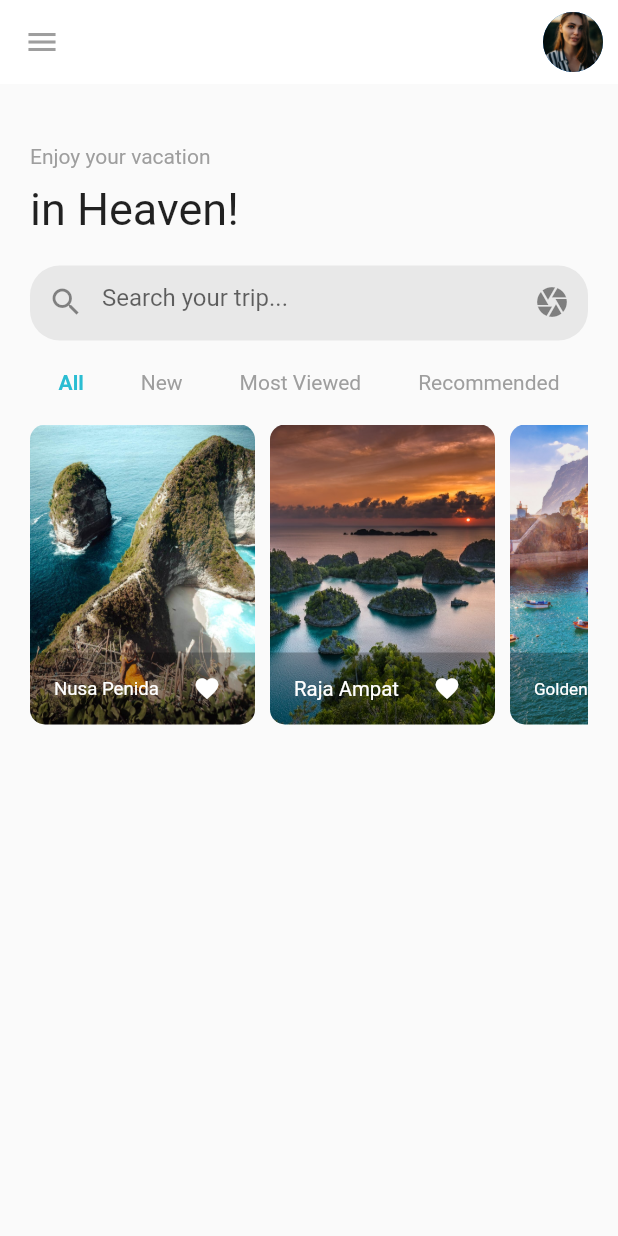
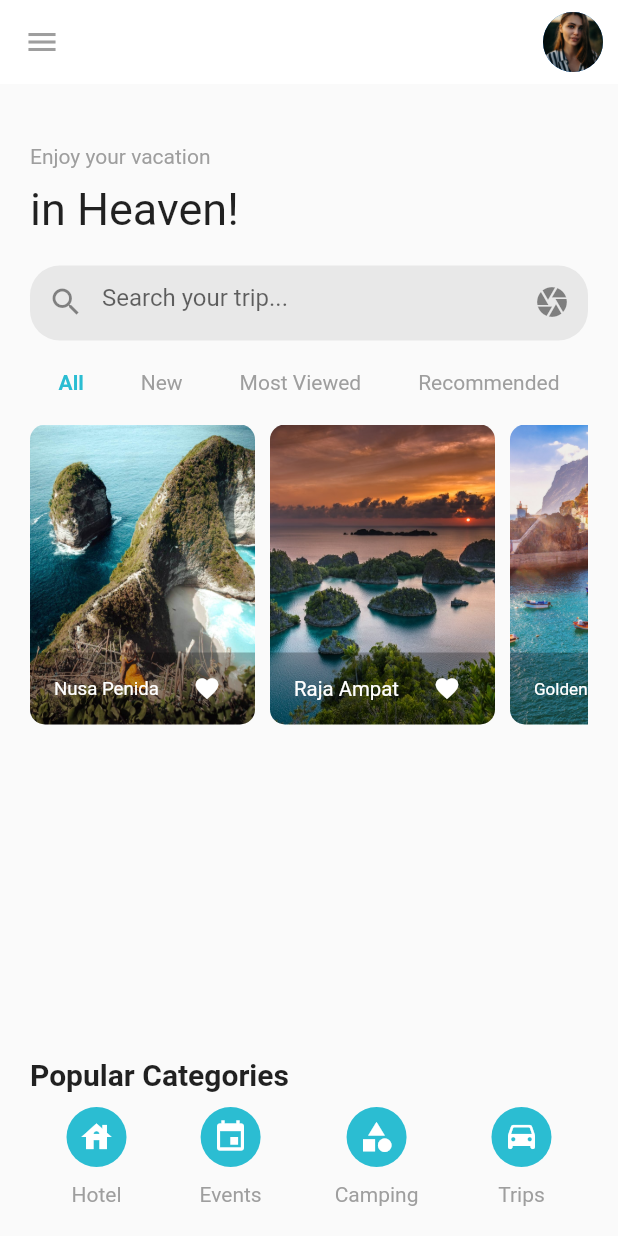
Before and after one commit to viraj-2393/travel-app-flutter, a Flutter app: the Home screen opened by its route, on a phone screen of 412 x 824 dp. Run offline on Flutter 3.47's test engine with Material 2 defaults, Android fonts, the phone set to English and light mode, and no system bars.

Commit message:
Footer added in home page

```diff
--- a/lib/home.dart
+++ b/lib/home.dart
@@ -26,7 +26,11 @@ class Home extends StatelessWidget{
       drawer: Drawer(),
       body: Container(
         padding: EdgeInsets.all(20),
-        child: Column(
+        child:Column(
+          crossAxisAlignment: CrossAxisAlignment.start,
+          mainAxisAlignment: MainAxisAlignment.spaceBetween,
+          children: [
+            Column(
               crossAxisAlignment: CrossAxisAlignment.start,
               children: [
                 Container(
@@ -99,6 +103,87 @@ class Home extends StatelessWidget{
 
               ],
             ),
+            Column(
+              crossAxisAlignment: CrossAxisAlignment.start,
+              children: [
+                Container(
+                  margin: EdgeInsets.only(top:20),
+                  child: const Text('Popular Categories',style: TextStyle(fontSize: 20,fontWeight: FontWeight.bold),),
+                ),
+                Row(
+                  mainAxisAlignment: MainAxisAlignment.spaceAround,
+                  children: [
+                    Column(
+                      children: [
+                        Container(
+                          margin: EdgeInsets.only(top:10),
+                          child:CircleAvatar(
+                            backgroundColor: Color(0xFF2BBDD2),
+                            child: Icon(Icons.house,color:Colors.white,),
+                          ) ,
+                        )
+                        ,
+                        Container(
+                          margin: EdgeInsets.only(top:10),
+                          child:  const Text('Hotel',style: TextStyle(color: Colors.grey),),
+                        )
+
+                      ],
+                    ),
+                    Column(
+                      children: [
+                        Container(
+                          margin: EdgeInsets.only(top:10),
+                          child:CircleAvatar(
+                            backgroundColor: Color(0xFF2BBDD2),
+                            child: Icon(Icons.event,color:Colors.white,),
+                          ) ,
+                        )
+                        ,
+                        Container(
+                          margin: EdgeInsets.only(top:10),
+                          child:  const Text('Events',style: TextStyle(color: Colors.grey),),
+                        )
+                      ],
+                    ),
+                    Column(
+                      children: [
+                        Container(
+                          margin: EdgeInsets.only(top:10),
+                          child:CircleAvatar(
+                            backgroundColor: Color(0xFF2BBDD2),
+                            child: Icon(Icons.category,color:Colors.white,),
+                          ) ,
+                        )
+                        ,
+                        Container(
+                          margin: EdgeInsets.only(top:10),
+                          child:  const Text('Camping',style: TextStyle(color: Colors.grey),),
+                        )
+                      ],
+                    ),
+                    Column(
+                      children: [
+                        Container(
+                          margin: EdgeInsets.only(top:10),
+                          child:CircleAvatar(
+                            backgroundColor: Color(0xFF2BBDD2),
+                            child: Icon(Icons.drive_eta_rounded,color:Colors.white,),
+                          ) ,
+                        )
+                        ,
+                        Container(
+                          margin: EdgeInsets.only(top:10),
+                          child:  const Text('Trips',style: TextStyle(color: Colors.grey),),
+                        )
+                      ],
+                    )
+                  ],
+                )
+              ],
+            )
+          ],
+        )
       ),
     );
   }
```
Lines whose indentation alone changed are shown as unchanged.
